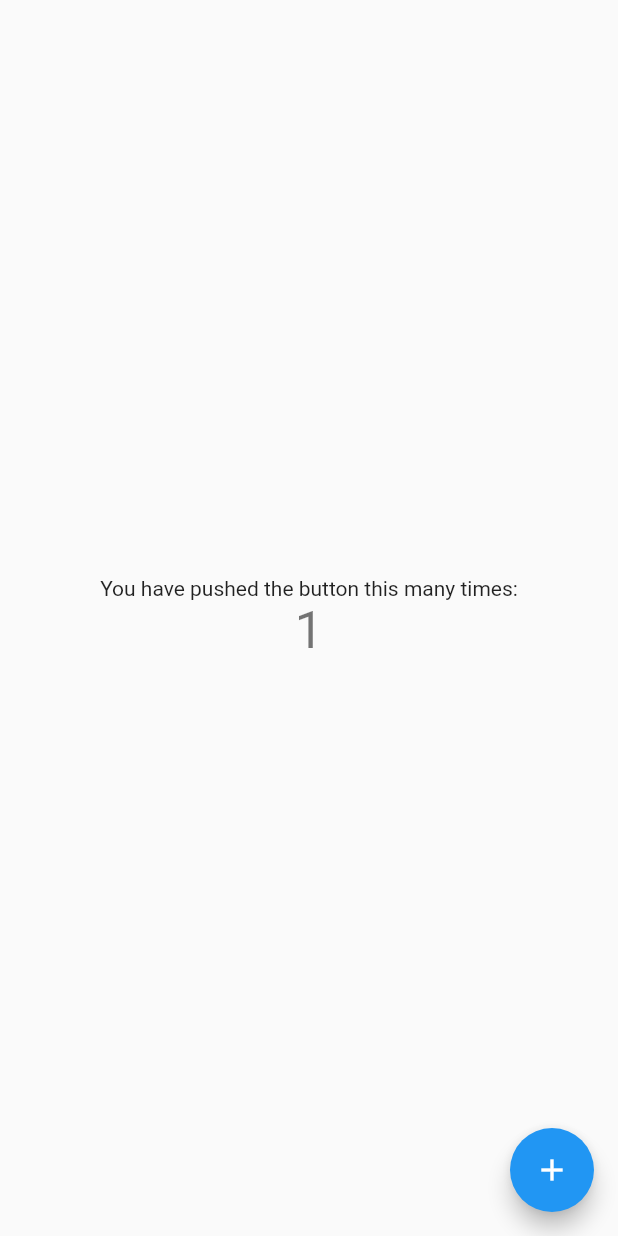
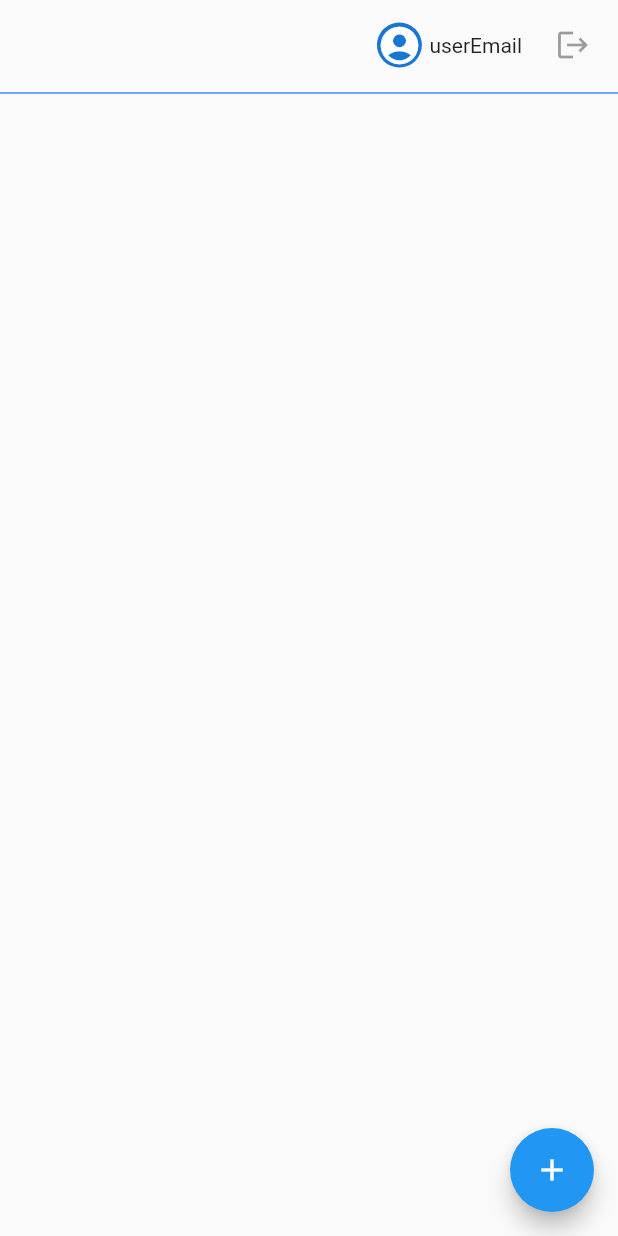
Before and after one commit to pierrickmartino/trip_theme, a Flutter app: the screen it shows after launch, after a tap on the "add" icon, on a phone screen of 412 x 824 dp. Run offline on Flutter 3.47's test engine with Material 2 defaults, Android fonts, the phone set to English and light mode, and no system bars.

Commit message:
add main layout

```diff
--- a/lib/main.dart
+++ b/lib/main.dart
@@ -6,15 +6,17 @@ void main() {
 
 class MyApp extends StatelessWidget {
   const MyApp({Key key}) : super(key: key);
-  // This widget is the root of your application.
+
   @override
   Widget build(BuildContext context) {
     return MaterialApp(
-      title: 'Flutter Demo',
+      title: 'Trip Theme',
+      debugShowCheckedModeBanner: false,
       theme: ThemeData(
         primarySwatch: Colors.blue,
+        visualDensity: VisualDensity.adaptivePlatformDensity,
       ),
-      home: const MyHomePage(title: 'Flutter Demo Home Page'),
+      home: const MyHomePage(title: 'Home Page'),
     );
   }
 }
@@ -29,36 +31,56 @@ class MyHomePage extends StatefulWidget {
 }
 
 class _MyHomePageState extends State<MyHomePage> {
-  int _counter = 0;
-
-  void _incrementCounter() {
-    setState(() {
-      _counter++;
-    });
+  @override
+  void initState() {
+    super.initState();
   }
 
   @override
   Widget build(BuildContext context) {
     return Scaffold(
+        // appBar: AppBar(
+        //   title: Text(widget.title),
+        // ),
         body: Center(
           child: Column(
-          mainAxisAlignment: MainAxisAlignment.center,
             children: <Widget>[
-            const Text(
-              'You have pushed the button this many times:',
+              Padding(
+                padding: const EdgeInsets.only(top: 6, right: 6),
+                child: Row(
+                  mainAxisAlignment: MainAxisAlignment.end,
+                  children: <Widget>[
+                    Row(
+                      children: const [
+                        CircleAvatar(
+                          radius: 15,
+                          child: Icon(
+                            Icons.account_circle,
+                            size: 30,
                           ),
-            Text(
-              '$_counter',
-              style: Theme.of(context).textTheme.headline4,
+                        ),
+                        SizedBox(width: 5),
+                        Text('userEmail'),
+                        SizedBox(width: 10),
+                        IconButton(icon: Icon(Icons.logout), onPressed: null),
+                      ],
+                    )
+                  ],
+                ),
+              ),
+              const Divider(
+                color: Colors.blueAccent,
+                thickness: 1,
               ),
             ],
           ),
         ),
-      floatingActionButton: FloatingActionButton(
-        onPressed: _incrementCounter,
-        tooltip: 'Increment',
+        floatingActionButton: Visibility(
+          child: FloatingActionButton(
+            onPressed: () => null,
+            tooltip: 'New Project',
             child: const Icon(Icons.add),
           ),
-    );
+        ));
   }
 }
```
Also changed, not shown: 2 other files. Lines whose indentation alone changed are shown as unchanged.
